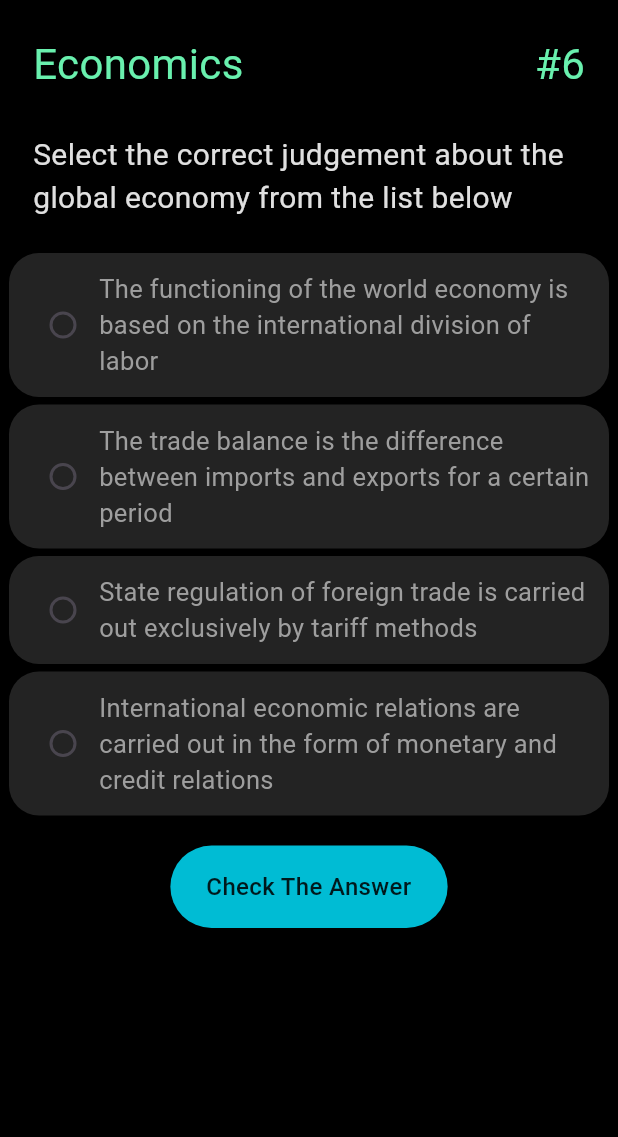
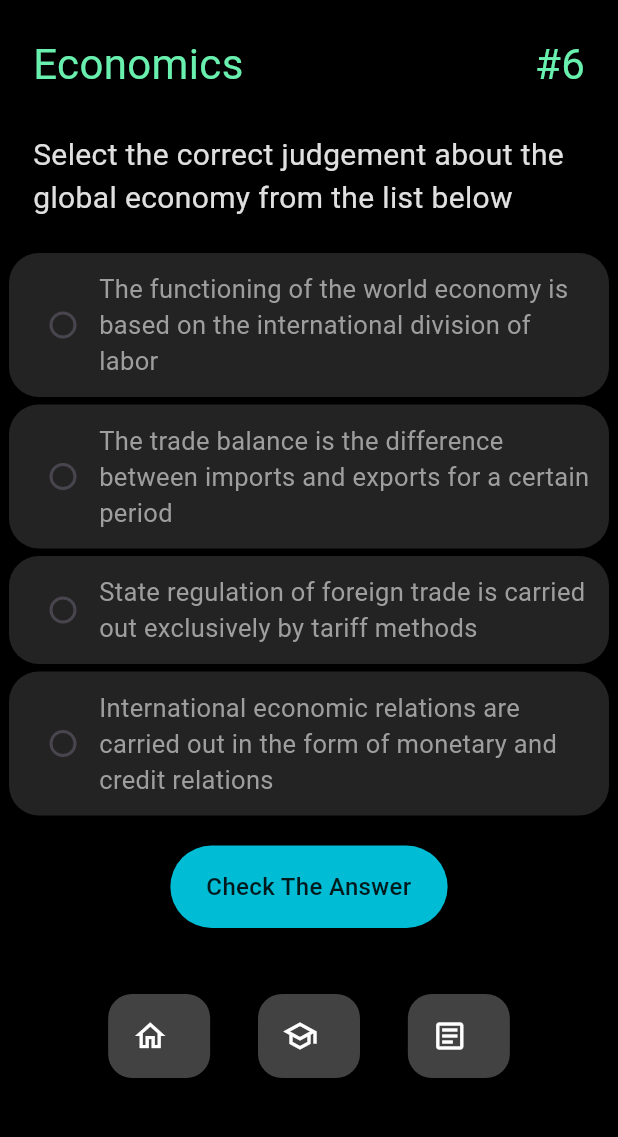
Before and after one commit to Dejito/exam_prep, a Flutter app: the RandomQuestion screen opened by its route, on a phone screen of 412 x 824 dp, the part 80-1217 px from its top. Run offline on Flutter 3.47's test engine with Material 3 defaults, Android fonts, the phone set to English and light mode, and no system bars.

Commit message:
added FAB to random_question.dart

```diff
--- a/lib/module/random_questions_attempt/random_question.dart
+++ b/lib/module/random_questions_attempt/random_question.dart
@@ -3,6 +3,7 @@ import 'package:exam_prep/module/widgets/custom_text_widget.dart';
 import 'package:flutter/material.dart';
 
 import '../../constant/app_assets.dart';
+import '../tab_screens/tab_screens_widget.dart';
 import '../widgets/custom_button.dart';
 
 class RandomQuestion extends StatelessWidget {
@@ -75,6 +76,50 @@ class RandomQuestion extends StatelessWidget {
           )
         ],
       ),
+      bottomNavigationBar: const BottomAppBar(
+        color: Colors.transparent,
+        child: SizedBox(height: 0),
+      ),
+      floatingActionButton: SizedBox(
+        width: MediaQuery.of(context).size.width * 0.65,
+        child: Row(
+          mainAxisAlignment: MainAxisAlignment.spaceBetween,
+          children: [
+            bottomNavButton(
+              heroTag: 'button1',
+              backgroundColor: Colors.grey.shade800,
+              icon: Icons.home_outlined,
+              text: selectedIndex == 0 ? "Home" : "",
+              onPressed: () {
+                setState(() {
+                  selectedIndex = 0;
+                });
+              },
+            ),
+            bottomNavButton(
+              heroTag: 'button2',
+              backgroundColor:
+              selectedIndex == 0 ? Colors.black : Colors.grey.shade800,
+              icon: Icons.school_outlined,
+              text: "",
+              onPressed: () {},
+            ),
+            bottomNavButton(
+              heroTag: 'button3',
+              backgroundColor:
+              selectedIndex == 0 ? Colors.black : Colors.grey.shade800,
+              icon: Icons.article_outlined,
+              text: selectedIndex == 2 ? "Practice" : "",
+              onPressed: () {
+                setState(() {
+                  selectedIndex = 2;
+                });
+              },
+            ),
+          ],
+        ),
+      ),
+      floatingActionButtonLocation: FloatingActionButtonLocation.centerDocked,
       body: SingleChildScrollView(
         padding: const EdgeInsets.symmetric(horizontal: 6),
         child: Column(
```
